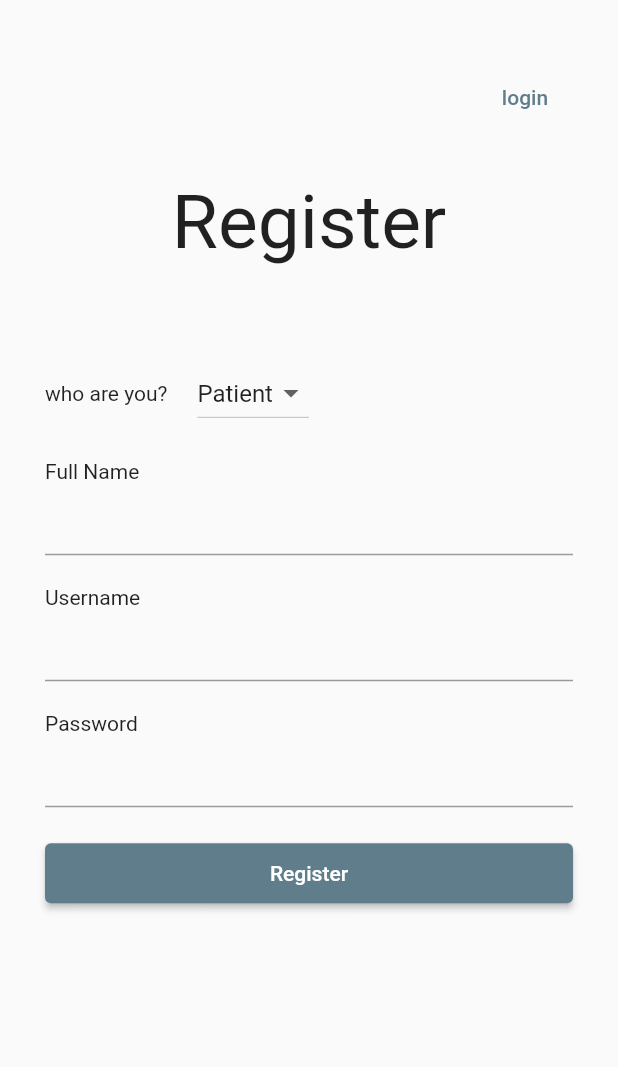
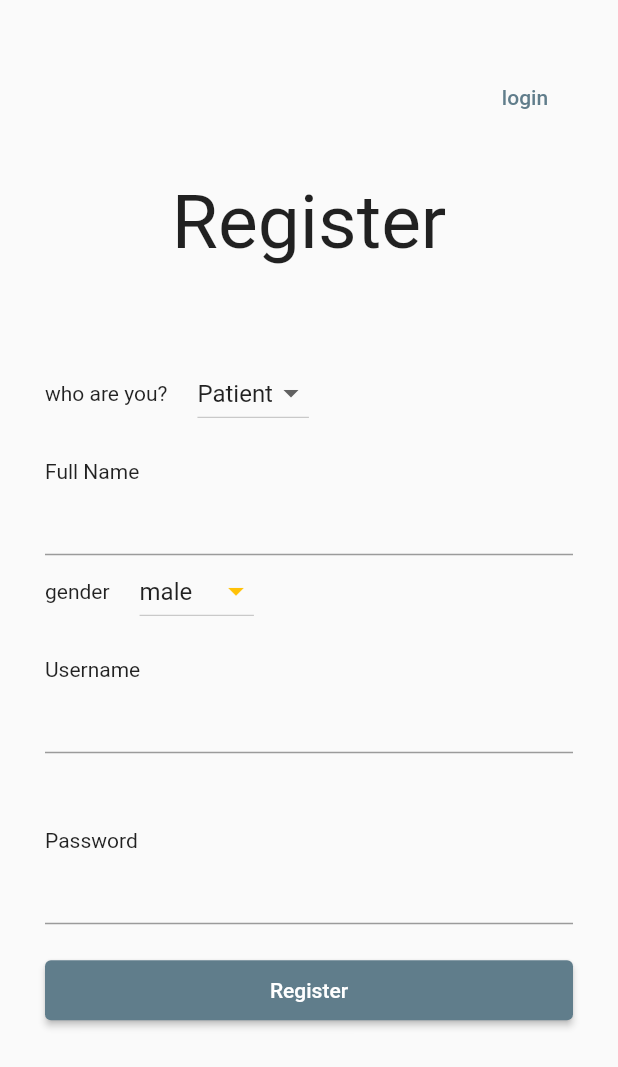
Before and after one commit to GadisaAboma/Telemedicine, a Flutter app: the Register screen opened by its route, on a phone screen of 412 x 824 dp. Shown: the top 1067 px of the screen. Run offline on Flutter 3.47's test engine with Material 2 defaults, Android fonts, the phone set to English and light mode, and no system bars; our stand-ins replace connectivity_plus; missing offline and left inert: animated_floating_buttons.

Commit message:
some changes

```diff
--- a/frontend/lib/register/register.dart
+++ b/frontend/lib/register/register.dart
@@ -18,6 +18,8 @@ class _RegisterState extends State<Register> {
   String fullname = "";
   String username = "";
   String password = "";
+  String gender = "male";
+  String specializedIn = "child";
 
   String accountType = "patient";
   bool isDoctor = false;
@@ -28,19 +30,19 @@ class _RegisterState extends State<Register> {
       // isLoading = Provider.of<RegisterProvider>(context, listen: true).isLoading;
       loadingSpinner(ctx);
       final registerResponse =
-          await Provider.of<RegisterProvider>(context, listen: false)
-              .register(fullname, username, password, accountType);
-      print(registerResponse);
+          await Provider.of<RegisterProvider>(context, listen: false).register(
+              fullname, username, password, accountType, specializedIn, gender);
+      print("registerResponse: $registerResponse");
       if (registerResponse == "success" && accountType == "patient") {
-        Navigator.pop(ctx);
+        // Navigator.pop(ctx);
         // ignore: use_build_context_synchronously
         Navigator.pushReplacementNamed(context, Helpers.patientHomeRoute);
       }
       if (registerResponse == "success" && accountType == "doctor") {
-        Navigator.pop(ctx);
+        // Navigator.pop(ctx);
         Navigator.pushReplacementNamed(context, Helpers.doctorHomeRoute);
       }
-    Navigator.pop(ctx);
+      // Navigator.pop(ctx);
     }
   }
 
@@ -143,6 +145,32 @@ class _RegisterState extends State<Register> {
                         });
                       },
                     ),
+                    Row(
+                      children: [
+                        Text("gender"),
+                        SizedBox(
+                          width: 20,
+                        ),
+                        DropdownButton(
+                            iconEnabledColor: Colors.amber,
+                            value: gender,
+                            items: [
+                              DropdownMenuItem(
+                                child: Text("male"),
+                                value: "male",
+                              ),
+                              DropdownMenuItem(
+                                value: "female",
+                                child: Text("Female"),
+                              ),
+                            ],
+                            onChanged: (value) {
+                              setState(() {
+                                gender = value.toString();
+                              });
+                            }),
+                      ],
+                    ),
                     Container(
                         margin: EdgeInsets.only(top: 20),
                         child: Text("Username")),
@@ -162,7 +190,11 @@ class _RegisterState extends State<Register> {
                         });
                       },
                     ),
+                    SizedBox(
+                      height: 30,
+                    ),
                     if (isDoctor)
+                      Column(children: [
                         Row(
                           children: [
                             Text("Specialized in"),
@@ -170,20 +202,25 @@ class _RegisterState extends State<Register> {
                               width: 20,
                             ),
                             DropdownButton(
-                              value: "child",
+                                value: specializedIn,
                                 items: [
                                   DropdownMenuItem(
                                     child: Text("child"),
                                     value: "child",
                                   ),
                                   DropdownMenuItem(
-                                  child: Text("dhukkuba lafee"),
+                                    child: Text("lafee"),
                                     value: "lafee",
                                   ),
                                 ],
-                              onChanged: (value) {})
+                                onChanged: (value) {
+                                  setState(() {
+                                    specializedIn = value.toString();
+                                  });
+                                })
                           ],
                         ),
+                      ]),
                     Container(
                         margin: EdgeInsets.only(top: 20),
                         child: Text("Password")),
--- a/frontend/lib/utils/helpers.dart
+++ b/frontend/lib/utils/helpers.dart
@@ -1,5 +1,5 @@
 class Helpers {
-  static String url = "http://10.141.223.183:3000";
+  static String url = "http://192.168.125.247:3000";
 
   static String patientHomeRoute = "/PatientHome";
   static String doctorHomeRoute = "/doctorHome";
--- a/frontend/pubspec.yaml
+++ b/frontend/pubspec.yaml
@@ -39,6 +39,7 @@ dependencies:
   provider: ^6.0.2
   http:
   connectivity_plus: ^2.2.1
+  flutter_webrtc: ^0.8.10
 
 
 dev_dependencies:
```
Also changed, not shown: frontend/lib/home/doctor_home.dart (+2 -6 lines), frontend/lib/provider/register.dart (+25 -16 lines), frontend/pubspec.lock, 4 other files. Lines whose indentation alone changed are shown as unchanged.
